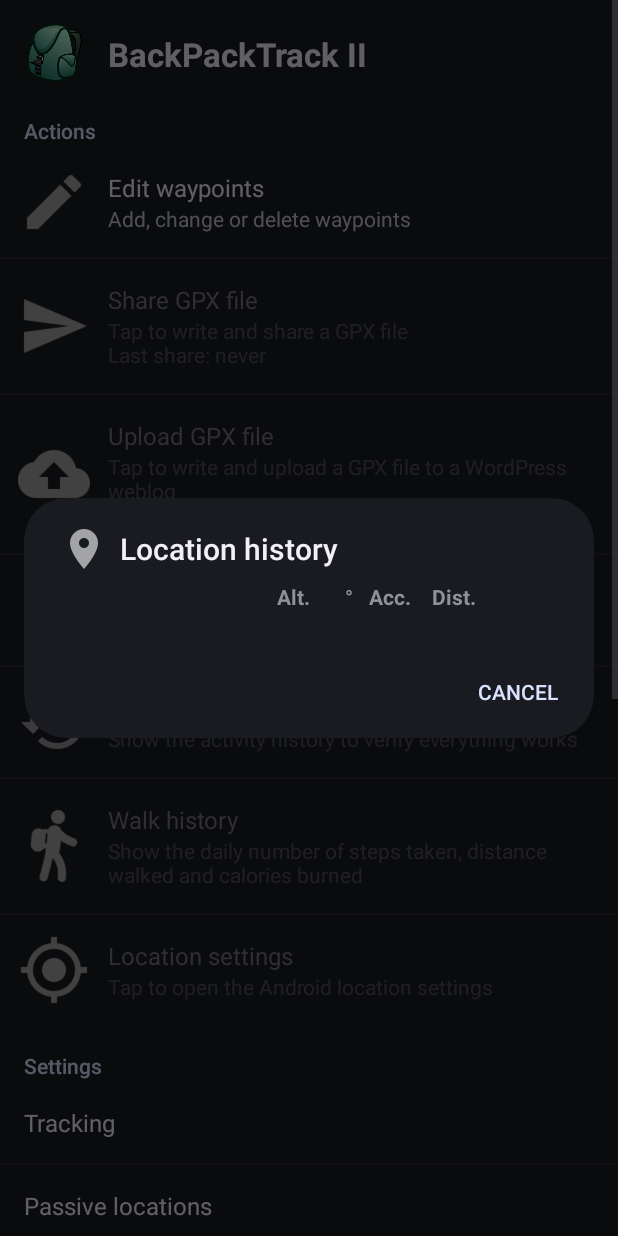
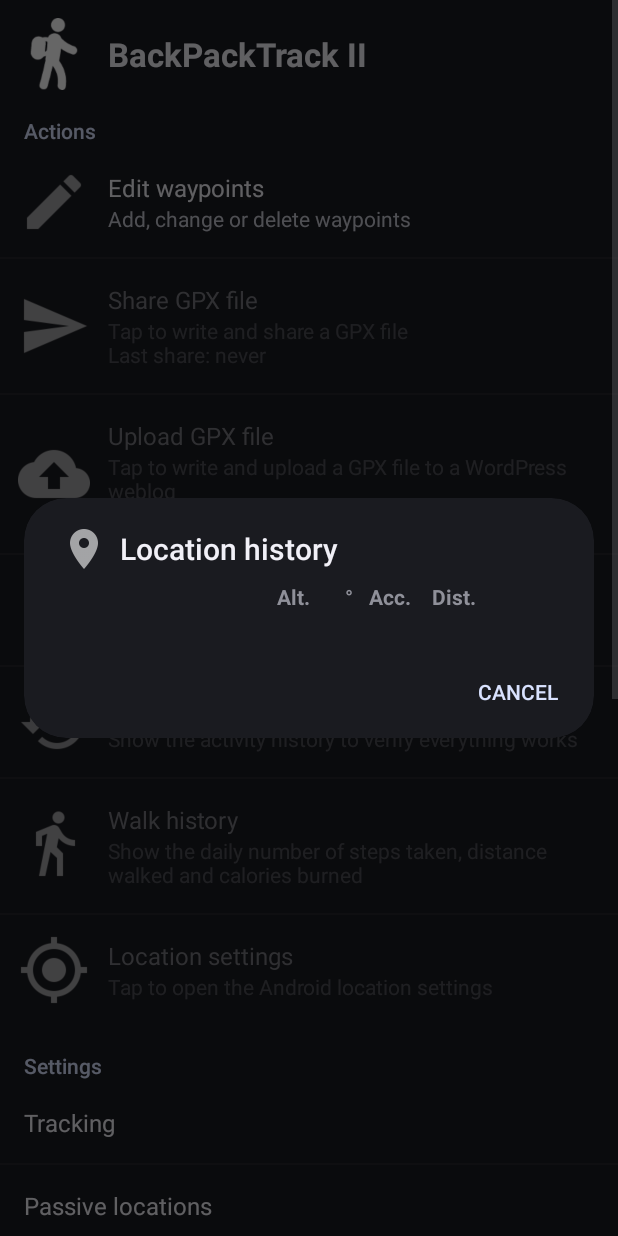
Before and after one commit to M66B/BackPackTrackII, an Android app: the screen it shows after launch (ActivitySettings), after a tap on "Location history", on a phone screen of 412 x 824 dp. Run offline under Robolectric (Android 15) with nearby library versions, the phone set to English and light mode, and no system bars; libraries missing offline, so code that uses them is left out: de.timroes.axmlrpc.

Commit message:
Use back pack man for notification large icon

```diff
--- a/app/src/main/java/eu/faircode/backpacktrack2/ActivitySettings.java
+++ b/app/src/main/java/eu/faircode/backpacktrack2/ActivitySettings.java
@@ -771,7 +771,7 @@ public class ActivitySettings extends PreferenceActivity implements SharedPrefer
         // Show layout
         AlertDialog.Builder alertDialogBuilder = new AlertDialog.Builder(ActivitySettings.this);
         alertDialogBuilder.setTitle(R.string.title_location_history);
-        alertDialogBuilder.setIcon(R.drawable.location);
+        alertDialogBuilder.setIcon(R.drawable.location_60);
         alertDialogBuilder.setView(viewHistory);
         alertDialogBuilder
                 .setNegativeButton(android.R.string.cancel, new DialogInterface.OnClickListener() {
@@ -835,7 +835,7 @@ public class ActivitySettings extends PreferenceActivity implements SharedPrefer
         // Show layout
         AlertDialog.Builder alertDialogBuilder = new AlertDialog.Builder(ActivitySettings.this);
         alertDialogBuilder.setTitle(R.string.title_activity_history);
-        alertDialogBuilder.setIcon(R.drawable.history);
+        alertDialogBuilder.setIcon(R.drawable.history_60);
         alertDialogBuilder.setView(viewHistory);
         alertDialogBuilder
                 .setNegativeButton(android.R.string.cancel, new DialogInterface.OnClickListener() {
@@ -862,7 +862,7 @@ public class ActivitySettings extends PreferenceActivity implements SharedPrefer
         // Show layout
         AlertDialog.Builder alertDialogBuilder = new AlertDialog.Builder(ActivitySettings.this);
         alertDialogBuilder.setTitle(R.string.title_step_history);
-        alertDialogBuilder.setIcon(R.drawable.backpacker);
+        alertDialogBuilder.setIcon(R.drawable.walk_60);
         alertDialogBuilder.setView(viewHistory);
         alertDialogBuilder
                 .setNegativeButton(android.R.string.cancel, new DialogInterface.OnClickListener() {
--- a/app/src/main/java/eu/faircode/backpacktrack2/LocationService.java
+++ b/app/src/main/java/eu/faircode/backpacktrack2/LocationService.java
@@ -10,6 +10,7 @@ import android.content.Context;
 import android.content.Intent;
 import android.content.SharedPreferences;
 import android.database.Cursor;
+import android.graphics.BitmapFactory;
 import android.location.Address;
 import android.location.Geocoder;
 import android.location.Location;
@@ -948,6 +949,8 @@ public class LocationService extends IntentService {
 
         // Build notification
         Notification.Builder notificationBuilder = new Notification.Builder(context);
+
+        notificationBuilder.setLargeIcon(BitmapFactory.decodeResource(context.getResources(), R.drawable.backpacker_grey));
         if (activityType == DetectedActivity.STILL)
             notificationBuilder.setSmallIcon(R.drawable.pause);
         else if (activityType == DetectedActivity.ON_FOOT || activityType == DetectedActivity.WALKING)
@@ -959,7 +962,8 @@ public class LocationService extends IntentService {
         else if (activityType == DetectedActivity.IN_VEHICLE)
             notificationBuilder.setSmallIcon(R.drawable.car);
         else
-            notificationBuilder.setSmallIcon(R.drawable.notinterested);
+            notificationBuilder.setSmallIcon(R.drawable.explore);
+
         notificationBuilder.setContentTitle(title);
         notificationBuilder.setContentText(text);
         notificationBuilder.setContentIntent(piSettings);
--- a/app/src/main/res/layout/title.xml
+++ b/app/src/main/res/layout/title.xml
@@ -10,7 +10,7 @@
         android:layout_width="48dp"
         android:layout_height="48dp"
         android:layout_gravity="center_vertical"
-        android:src="@mipmap/ic_launcher" />
+        android:src="@drawable/backpacker" />
 
     <TextView
         android:layout_width="wrap_content"
--- a/app/src/main/res/xml/preferences.xml
+++ b/app/src/main/res/xml/preferences.xml
@@ -5,37 +5,37 @@
         android:selectable="false" />
     <PreferenceCategory android:title="@string/title_action">
         <Preference
-            android:icon="@drawable/create"
+            android:icon="@drawable/create_60"
             android:key="pref_edit"
             android:summary="@string/summary_edit"
             android:title="@string/title_edit" />
         <Preference
-            android:icon="@drawable/send"
+            android:icon="@drawable/send_60"
             android:key="pref_share"
             android:summary="@string/summary_share"
             android:title="@string/title_share" />
         <Preference
-            android:icon="@drawable/backup"
+            android:icon="@drawable/backup_60"
             android:key="pref_upload"
             android:summary="@string/summary_upload"
             android:title="@string/title_upload" />
         <Preference
-            android:icon="@drawable/location"
+            android:icon="@drawable/location_60"
             android:key="pref_location_history"
             android:summary="@string/summary_location_history"
             android:title="@string/title_location_history" />
         <Preference
-            android:icon="@drawable/history"
+            android:icon="@drawable/history_60"
             android:key="pref_activity_history"
             android:summary="@string/summary_activity_history"
             android:title="@string/title_activity_history" />
         <Preference
-            android:icon="@drawable/backpacker"
+            android:icon="@drawable/walk_60"
             android:key="pref_step_history"
             android:summary="@string/summary_step_history"
             android:title="@string/title_step_history" />
         <Preference
-            android:icon="@drawable/gpsfixed"
+            android:icon="@drawable/gpsfixed_60"
             android:key="pref_settings"
             android:summary="@string/summary_loc_settings"
             android:title="@string/title_loc_settings" />
```
Also changed, not shown: app/src/main/res/drawable/backpacker.png, app/src/main/res/drawable/backpacker_grey.png (added), app/src/main/res/drawable/backup_60.png (renamed from app/src/main/res/drawable/backup.png), app/src/main/res/drawable/create_60.png (renamed from app/src/main/res/drawable/create.png), app/src/main/res/drawable/explore.png (added), app/src/main/res/drawable/gpsfixed_60.png (renamed from app/src/main/res/drawable/gpsfixed.png), app/src/main/res/drawable/history_60.png (renamed from app/src/main/res/drawable/history.png), app/src/main/res/drawable/location_60.png (renamed from app/src/main/res/drawable/location.png), app/src/main/res/drawable/notinterested.png (deleted), app/src/main/res/drawable/send_60.png (renamed from app/src/main/res/drawable/send.png), app/src/main/res/drawable/walk_60.png (added).
